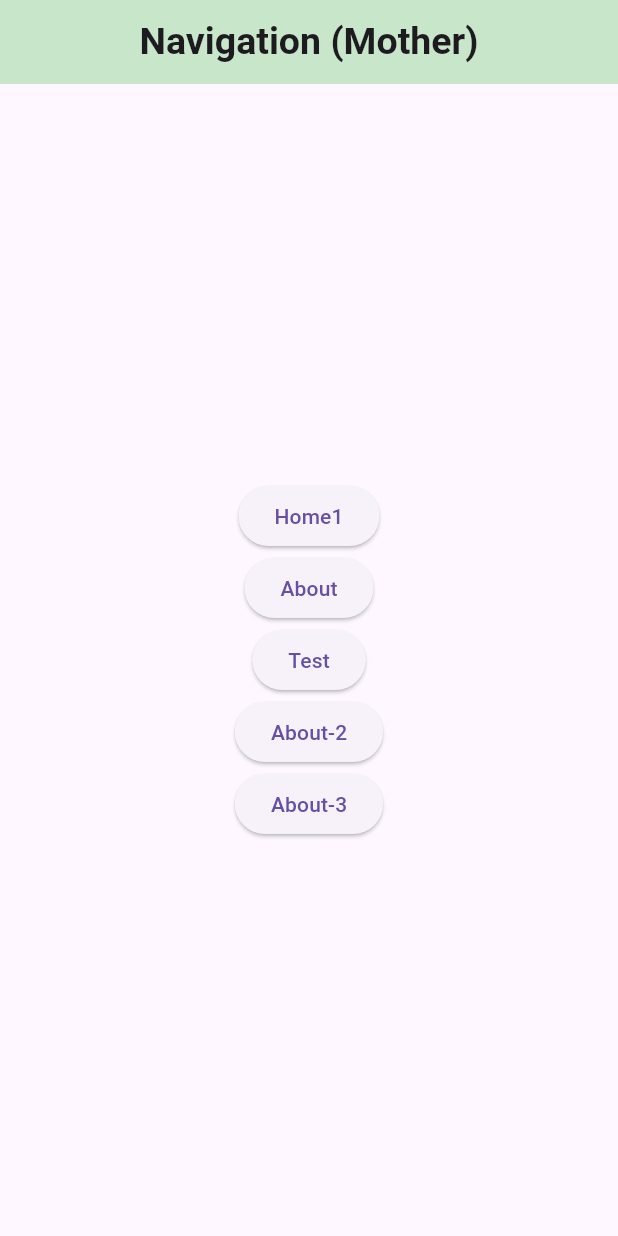
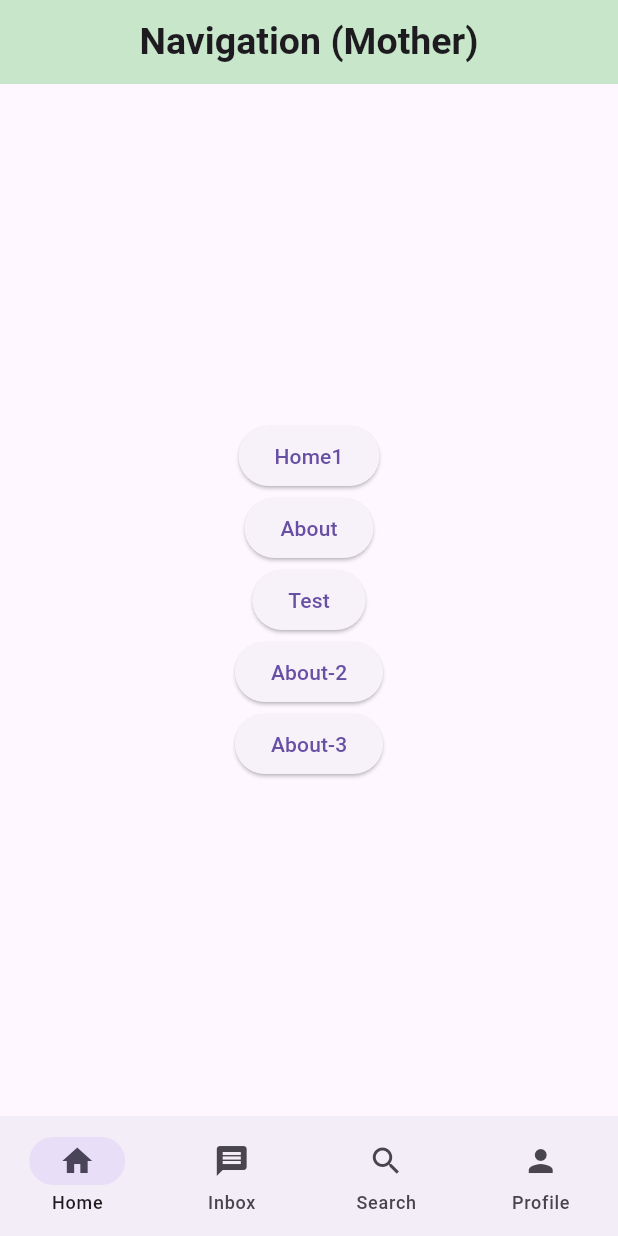
Before and after one commit to SUMANCR7/app-developer.portfolio, a Flutter app: the screen it shows after launch, on a phone screen of 412 x 824 dp. Run offline on Flutter 3.47's test engine with Material 3 defaults, Android fonts, the light colour scheme and no system bars.

Commit message:
module_13_class_3

```diff
--- /dev/null
+++ b/lib/module_13/bottom_nav.dart
@@ -0,0 +1,46 @@
+import 'package:flutter/material.dart';
+import 'package:flutter_166/Eid_Practices/mod_12/cls_3.dart';
+import 'package:flutter_166/module_10/class_1.dart';
+import 'package:flutter_166/module_13/class_2.dart';
+import 'package:flutter_166/module_13/class_3.dart';
+
+class Bottom_Nav extends StatefulWidget {
+  const Bottom_Nav({super.key});
+
+  @override
+  State<Bottom_Nav> createState() => _Bottom_NavState();
+}
+
+class _Bottom_NavState extends State<Bottom_Nav> {
+  int selectedIndex = 0;
+
+  List<Widget> screens = [
+    Module_13_Class_2(),
+    Module_13_Class_3(),
+    Module_10Class_1(),
+    Mod_12_Cls_3()
+  ];
+
+  @override
+  Widget build(BuildContext context) {
+    return Scaffold(
+
+      body: SafeArea(child: screens[selectedIndex]),
+
+      bottomNavigationBar: NavigationBar(
+          selectedIndex: selectedIndex,
+          onDestinationSelected: (int index){
+            selectedIndex = index;
+            setState(() {
+
+            });
+          },
+          destinations: [
+        NavigationDestination(icon: Icon(Icons.home), label: 'Home'),
+        NavigationDestination(icon: Icon(Icons.message), label: 'Inbox'),
+        NavigationDestination(icon: Icon(Icons.search), label: 'Search'),
+        NavigationDestination(icon: Icon(Icons.person), label: 'Profile'),
+      ]),
+    );
+  }
+}
--- a/lib/myApp.dart
+++ b/lib/myApp.dart
@@ -27,8 +27,10 @@ import 'package:flutter_166/module_13/pages/about.dart';
 import 'package:flutter_166/module_13/pages/home1.dart';
 import 'package:flutter_166/module_9/class-3.dart';
 
+import 'module_13/bottom_nav.dart';
 import 'module_13/class_1.dart';
 import 'module_13/class_2.dart';
+import 'module_13/class_3.dart';
 //import 'package:flutter_166/module_9/class-3.da';
 
 class MyAPP extends StatelessWidget {
@@ -43,13 +45,15 @@ class MyAPP extends StatelessWidget {
 
      //home: Module_13_Class_2(),
 
-      initialRoute: '/mod-13cls-2'   ,
+      initialRoute: '/Bottom_Nav'   ,
 
 
       routes: {
         '/About' : (context) => About_Cls(),//class name
         '/widgetLife' : (context) => WidgetLifeCycle(),//class name
         '/mod-13cls-2' : (context) => Module_13_Class_2(),//class name
+        '/Module_13_Class_3' : (context) => Module_13_Class_3(),
+        '/Bottom_Nav' : (context) => Bottom_Nav(),
 
       },
 
```
Also changed, not shown: lib/module_13/class_3.dart (added, +80 -0 lines).
